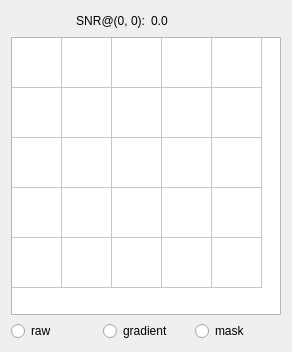
Old version of the form ui/inspector.ui in the repository LiuLab-CSRC/ClickX.
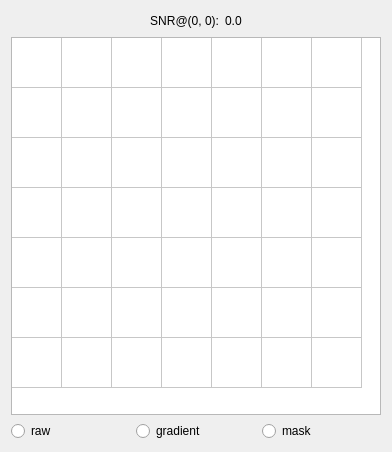
New version of the form.

What changed in the file:
```diff
--- a/ui/inspector.ui
+++ b/ui/inspector.ui
@@ -6,34 +6,34 @@
    <rect>
     <x>0</x>
     <y>0</y>
-    <width>292</width>
-    <height>352</height>
+    <width>392</width>
+    <height>452</height>
    </rect>
   </property>
   <property name="sizePolicy">
-   <sizepolicy hsizetype="Fixed" vsizetype="Fixed">
+   <sizepolicy hsizetype="Preferred" vsizetype="Preferred">
     <horstretch>0</horstretch>
     <verstretch>0</verstretch>
    </sizepolicy>
   </property>
   <property name="minimumSize">
    <size>
-    <width>292</width>
-    <height>352</height>
+    <width>386</width>
+    <height>448</height>
    </size>
   </property>
   <property name="maximumSize">
    <size>
-    <width>292</width>
-    <height>352</height>
+    <width>9999</width>
+    <height>9999</height>
    </size>
   </property>
   <property name="windowTitle">
    <string>inspector</string>
   </property>
-  <layout class="QVBoxLayout" name="verticalLayout">
+  <layout class="QVBoxLayout" name="verticalLayout" stretch="0,1,0">
    <item>
-    <layout class="QHBoxLayout" name="horizontalLayout" stretch="1,1,1,1">
+    <layout class="QHBoxLayout" name="horizontalLayout" stretch="1,0,0,1">
      <item>
       <spacer name="horizontalSpacer_2">
        <property name="orientation">
@@ -66,7 +66,7 @@
      <item>
       <widget class="QLabel" name="snr_value">
        <property name="sizePolicy">
-        <sizepolicy hsizetype="Preferred" vsizetype="Fixed">
+        <sizepolicy hsizetype="Preferred" vsizetype="Preferred">
          <horstretch>0</horstretch>
          <verstretch>0</verstretch>
         </sizepolicy>
@@ -108,10 +108,10 @@
       <set>QAbstractItemView::NoEditTriggers</set>
      </property>
      <property name="rowCount">
-      <number>5</number>
+      <number>7</number>
      </property>
      <property name="columnCount">
-      <number>5</number>
+      <number>7</number>
      </property>
      <attribute name="horizontalHeaderVisible">
       <bool>false</bool>
@@ -150,12 +150,24 @@
        <string>New Row</string>
       </property>
      </row>
+     <row>
+      <property name="text">
+       <string>New Row</string>
+      </property>
+     </row>
+     <row>
+      <property name="text">
+       <string>New Row</string>
+      </property>
+     </row>
      <column>
       <property name="text">
        <string>New Column</string>
       </property>
-      <property name="textAlignment">
-       <set>AlignCenter</set>
+     </column>
+     <column>
+      <property name="text">
+       <string>New Column</string>
       </property>
      </column>
      <column>
@@ -178,12 +190,12 @@
        <string>New Column</string>
       </property>
      </column>
-     <item row="0" column="0">
+     <column>
       <property name="text">
-       <string/>
+       <string>New Column</string>
       </property>
-     </item>
-     <item row="1" column="1">
+     </column>
+     <item row="3" column="3">
       <property name="text">
        <string/>
       </property>
```
